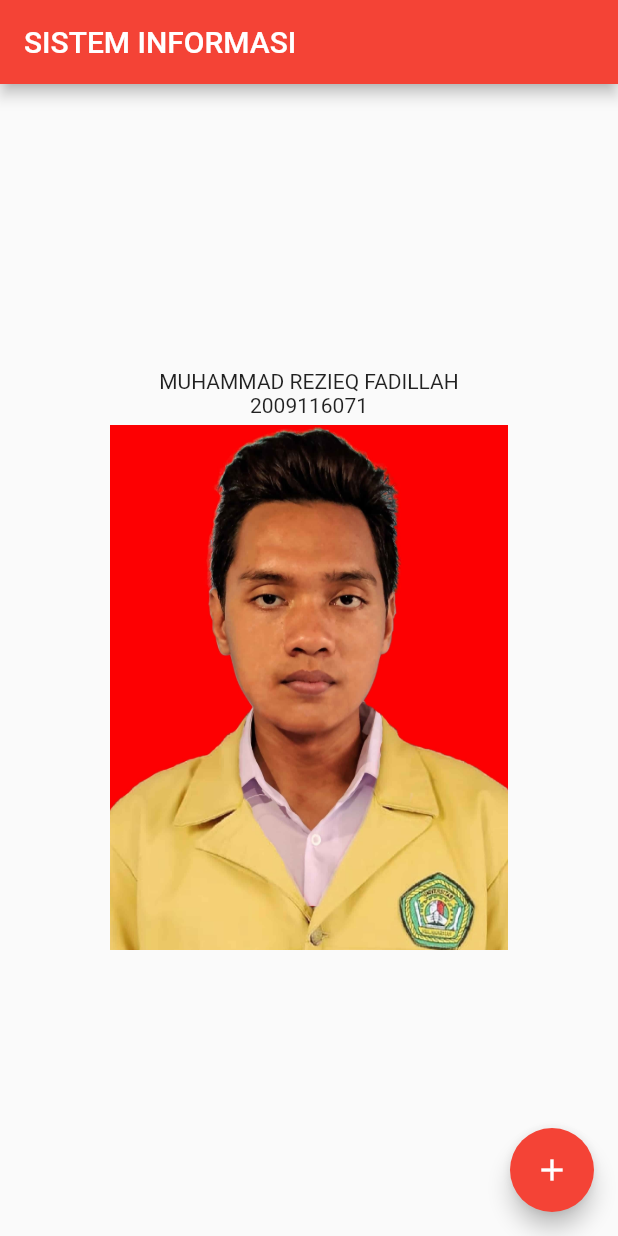
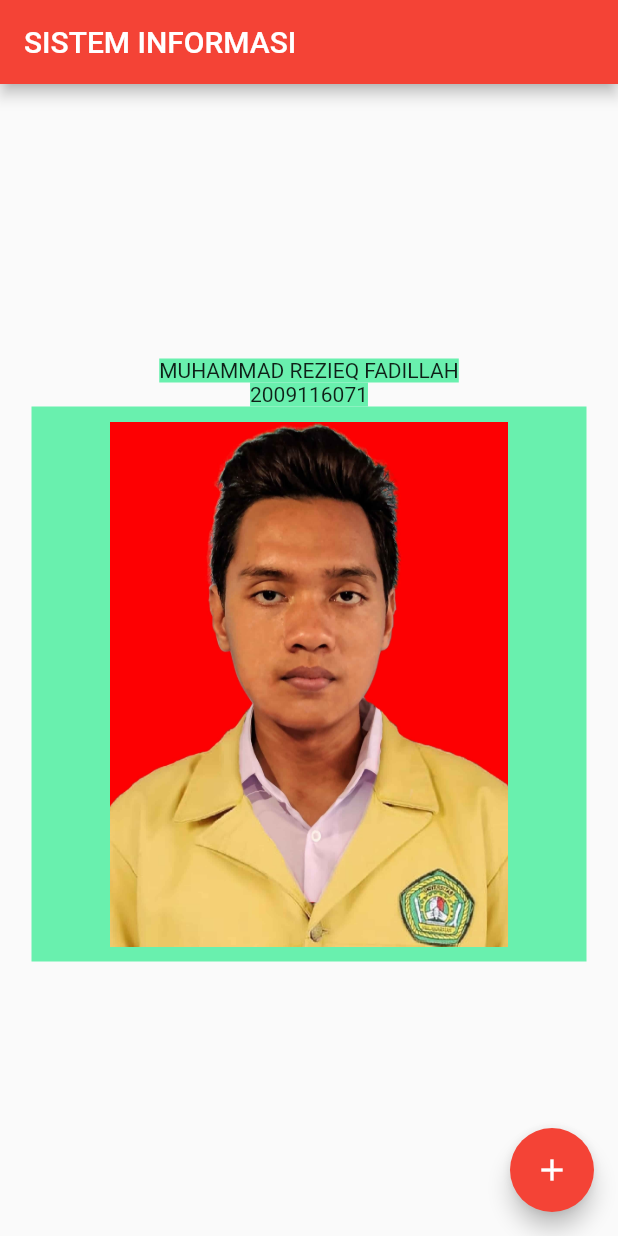
Before and after one commit to RezieqFadillah/tugas_pak_hario, a Flutter app: the screen it shows after launch, on a phone screen of 412 x 824 dp. Run offline on Flutter 3.47's test engine with Material 2 defaults, Android fonts, the phone set to English and light mode, and no system bars.

Commit message:
menambah container

```diff
--- a/lib/main.dart
+++ b/lib/main.dart
@@ -71,41 +71,33 @@ class _MyHomePageState extends State<MyHomePage> {
     // than having to individually change instances of widgets.
     return Scaffold(
       appBar: AppBar(
-        // Here we take the value from the MyHomePage object that was created by
-        // the App.build method, and use it to set our appbar title.
         title: Text(widget.title),
       ),
       body: Center(
-        // Center is a layout widget. It takes a single child and positions it
-        // in the middle of the parent.
         child: Column(
-          // Column is also a layout widget. It takes a list of children and
-          // arranges them vertically. By default, it sizes itself to fit its
-          // children horizontally, and tries to be as tall as its parent.
-          //
-          // Invoke "debug painting" (press "p" in the console, choose the
-          // "Toggle Debug Paint" action from the Flutter Inspector in Android
-          // Studio, or the "Toggle Debug Paint" command in Visual Studio Code)
-          // to see the wireframe for each widget.
-          //
-          // Column has various properties to control how it sizes itself and
-          // how it positions its children. Here we use mainAxisAlignment to
-          // center the children vertically; the main axis here is the vertical
-          // axis because Columns are vertical (the cross axis would be
-          // horizontal).
           mainAxisAlignment: MainAxisAlignment.center,
           children: <Widget>[
-            const Text(
-              'MUHAMMAD REZIEQ FADILLAH'
+            Container(
+              color: Colors.greenAccent,
+              child: const Text(
+                  'MUHAMMAD REZIEQ FADILLAH'
+              ),
             ),
-            Text(
-                '2009116071'
+            Container(
+              color: Colors.greenAccent,
+              child: Text(
+                  '2009116071'
+              ),
             ),
-            SizedBox(height: 5),
-            Image.asset(
-              'assets/rezieq.jpg',
-              height: 350,
-              width: 350,
+            // SizedBox(height: 5),
+            Container(
+              color: Colors.greenAccent,
+              padding: EdgeInsets.all(10),
+              child: Image.asset(
+                'assets/rezieq.jpg',
+                height: 350,
+                width: 350,
+              ),
             )
           ],
         ),
```
